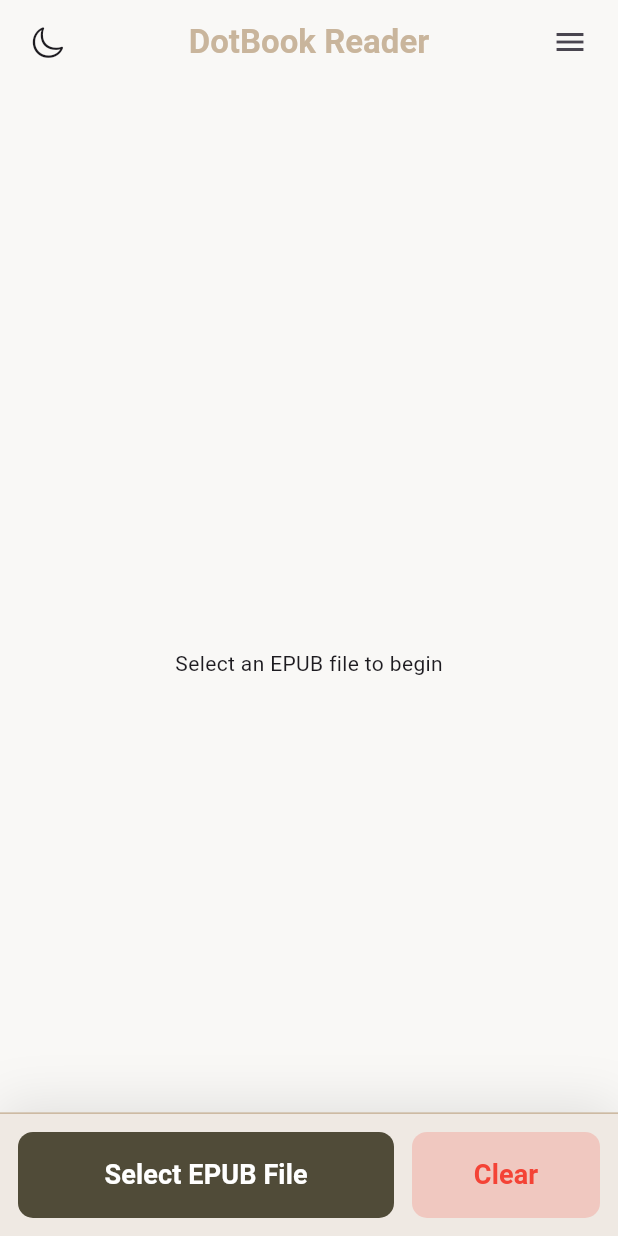
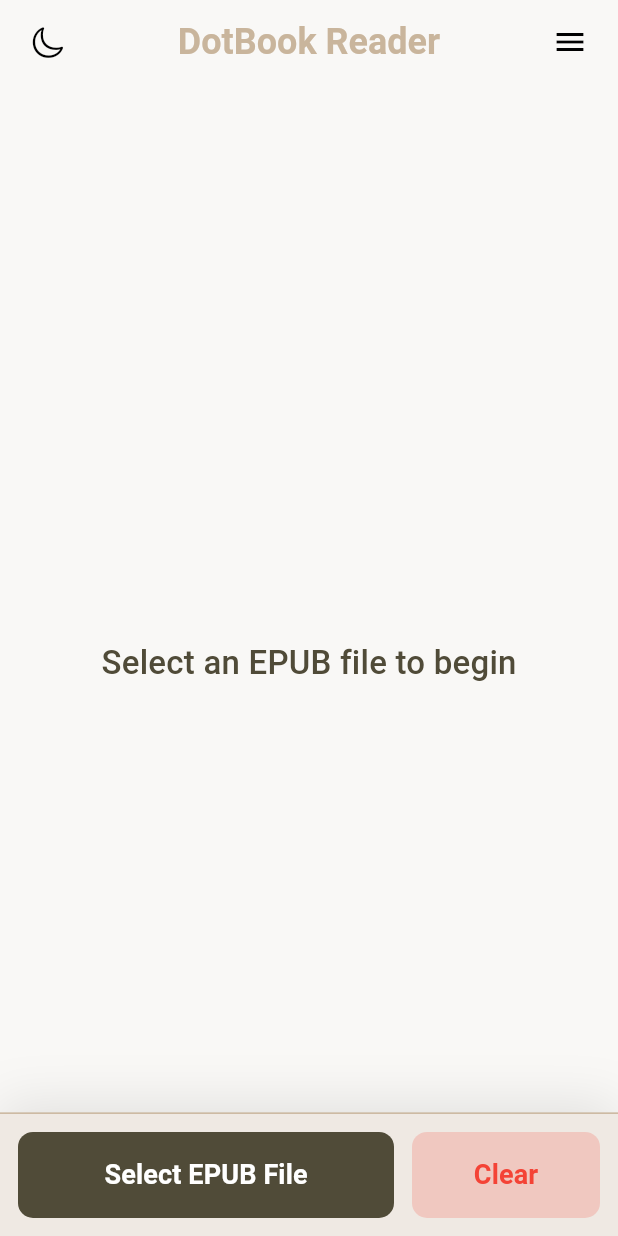
Before and after one commit to ardavan8102/dotbook, a Flutter app: the screen it shows after launch, on a phone screen of 412 x 824 dp. Run offline on Flutter 3.47's test engine with Material 3 defaults, Android fonts, the phone set to English and light mode, and no system bars; our stand-ins replace file_picker, flutter_spinkit, flutter_widget_from_html, get, package_info_plus; missing offline and left inert: epubx.

Commit message:
finished: dark mode added

```diff
--- a/lib/bindings.dart
+++ b/lib/bindings.dart
@@ -1,3 +1,4 @@
+import 'package:dotbook/core/controllers/app_theme_controller.dart';
 import 'package:dotbook/core/controllers/drawer_menu_controller.dart';
 import 'package:dotbook/core/controllers/home_controller.dart';
 import 'package:get/get.dart';
@@ -7,5 +8,6 @@ class HomeBinding extends Bindings {
   void dependencies() {
     Get.put(HomeController(), permanent: true);
     Get.put(DrawerMenuController(), permanent: true);
+    Get.put(AppThemeController(), permanent: true);
   }
 }
--- a/lib/consts/colors.dart
+++ b/lib/consts/colors.dart
@@ -2,9 +2,17 @@ import 'package:flutter/material.dart';
 
 class AppSolidColors {
 
+  // General
   static const Color darkCreama = Color(0xffC9B59C);
   static const Color lightCreama = Color(0xffEFE9E3);
   static const Color accent = Color(0xff504B38);
+
+  // light
   static const Color lightBackGround = Color(0xffF9F8F6);
 
+
+  // Dark
+  static const Color darkBackGround = Color(0xff000000);
+  static const Color darkBorder = Color.fromARGB(255, 80, 80, 80);
+  static const Color darkScaffoldBackground = Color(0xff131313);
 }
--- /dev/null
+++ b/lib/core/controllers/app_theme_controller.dart
@@ -0,0 +1,18 @@
+import 'package:flutter/material.dart';
+import 'package:get/get.dart';
+
+class AppThemeController extends GetxController {
+
+  final isDark = false.obs;
+
+  void toggleTheme(){
+
+    isDark.value = !isDark.value;
+
+    Get.changeThemeMode(
+      isDark.value ? ThemeMode.dark : ThemeMode.light,
+    );
+
+  }
+
+}
--- a/lib/core/theme/app_theme.dart
+++ /dev/null
@@ -1,28 +0,0 @@
-import 'package:dotbook/core/theme/app_typography.dart';
-import 'package:flutter/material.dart';
-
-class AppTheme {
-
-  static ThemeData mainTheme = ThemeData(
-
-    fontFamily: 'Roboto',
-
-    textTheme: TextTheme(
-
-      // headlines
-      headlineLarge: AppTypography.headlineBIG,
-      headlineMedium: AppTypography.headlineMEDIUM,
-      headlineSmall: AppTypography.headlineSMALL,
-
-
-
-      // Labels
-      labelLarge: AppTypography.labelBIG,
-      labelMedium: AppTypography.labelMEDIUM,
-      labelSmall: AppTypography.labelSMALL,
-
-    ),
-
-  );
-
-}
--- /dev/null
+++ b/lib/core/theme/dark_theme.dart
@@ -0,0 +1,39 @@
+import 'package:dotbook/consts/colors.dart';
+import 'package:dotbook/core/theme/app_typography.dart';
+import 'package:flutter/material.dart';
+
+class DarkTheme {
+
+  static ThemeData darkTheme = ThemeData(
+
+    scaffoldBackgroundColor: AppSolidColors.darkScaffoldBackground,
+    primaryColor: AppSolidColors.darkCreama,
+
+    fontFamily: 'Poppins',
+
+    iconTheme: IconThemeData(
+      color: Colors.white
+    ),
+
+    textTheme: TextTheme(
+
+      // headlines
+      headlineLarge: DarkAppTypography.headlineBIG,
+      headlineMedium: DarkAppTypography.headlineMEDIUM,
+      headlineSmall: DarkAppTypography.headlineSMALL,
+
+      // Titles
+      titleLarge: DarkAppTypography.titleBIG,
+      titleMedium: DarkAppTypography.titleMEDIUM,
+      titleSmall: DarkAppTypography.titleSMALL,
+
+      // Labels
+      labelLarge: DarkAppTypography.labelBIG,
+      labelMedium: DarkAppTypography.labelMEDIUM,
+      labelSmall: DarkAppTypography.labelSMALL,
+
+    ),
+
+  );
+
+}
--- /dev/null
+++ b/lib/core/theme/light_theme.dart
@@ -0,0 +1,39 @@
+import 'package:dotbook/consts/colors.dart';
+import 'package:dotbook/core/theme/app_typography.dart';
+import 'package:flutter/material.dart';
+
+class LightTheme {
+
+  static ThemeData lightTheme = ThemeData(
+
+    scaffoldBackgroundColor: AppSolidColors.lightBackGround,
+    primaryColor: AppSolidColors.darkCreama,
+
+    fontFamily: 'Roboto',
+
+    iconTheme: IconThemeData(
+      color: Colors.black
+    ),
+
+    textTheme: TextTheme(
+
+      // headlines
+      headlineLarge: LightAppTypography.headlineBIG,
+      headlineMedium: LightAppTypography.headlineMEDIUM,
+      headlineSmall: LightAppTypography.headlineSMALL,
+
+      // Titles
+      titleLarge: LightAppTypography.titleBIG,
+      titleMedium: LightAppTypography.titleMEDIUM,
+      titleSmall: LightAppTypography.titleSMALL,
+
+      // Labels
+      labelLarge: LightAppTypography.labelBIG,
+      labelMedium: LightAppTypography.labelMEDIUM,
+      labelSmall: LightAppTypography.labelSMALL,
+
+    ),
+
+  );
+
+}
--- /dev/null
+++ b/lib/core/theme/main_app_theme.dart
@@ -0,0 +1,11 @@
+import 'package:dotbook/core/theme/dark_theme.dart';
+import 'package:dotbook/core/theme/light_theme.dart';
+import 'package:flutter/material.dart';
+
+class AppTheme {
+
+  static ThemeData lightTheme = LightTheme.lightTheme;
+
+  static ThemeData darkTheme = DarkTheme.darkTheme;
+
+}
--- a/lib/main.dart
+++ b/lib/main.dart
@@ -1,6 +1,6 @@
 import 'package:dotbook/core/routes/app_pages.dart';
 import 'package:dotbook/core/routes/app_routes.dart';
-import 'package:dotbook/core/theme/app_theme.dart';
+import 'package:dotbook/core/theme/main_app_theme.dart';
 import 'package:flutter/material.dart';
 import 'package:get/get.dart';
 
@@ -15,7 +15,11 @@ class MyApp extends StatelessWidget {
   Widget build(BuildContext context) {
     return GetMaterialApp(
       debugShowCheckedModeBanner: false,
-      theme: AppTheme.mainTheme,
+
+      theme: AppTheme.lightTheme,
+      darkTheme: AppTheme.darkTheme,
+      themeMode: ThemeMode.light,
+
       initialRoute: AppRoutes.splash,
       getPages: AppPages.pages,
     );
--- a/lib/presentation/views/chapter_content.dart
+++ b/lib/presentation/views/chapter_content.dart
@@ -37,7 +37,6 @@ class _ChapterContentPageState extends State<ChapterContentPage> {
   Widget build(BuildContext context) {
 
     return Scaffold(
-      backgroundColor: AppSolidColors.lightBackGround,
       appBar: AppBarWithReturnIcon(title: chapter.title),
       body: FutureBuilder<String>(
         future: chapterFuture,
--- a/lib/presentation/views/file_center.dart
+++ b/lib/presentation/views/file_center.dart
@@ -1,4 +1,3 @@
-import 'package:dotbook/consts/colors.dart';
 import 'package:dotbook/presentation/widgets/appbar/appbar_with_return_icon.dart';
 import 'package:dotbook/presentation/widgets/cards/file_center_card_box.dart';
 import 'package:flutter/cupertino.dart';
@@ -15,7 +14,6 @@ class FileCenterPage extends StatelessWidget {
 
     return Scaffold(
       appBar: AppBarWithReturnIcon(title: 'File Center'),
-      backgroundColor: AppSolidColors.lightBackGround,
       body: SafeArea(
         child: Container(
           height: size.height,
--- a/lib/presentation/views/home_screen.dart
+++ b/lib/presentation/views/home_screen.dart
@@ -1,5 +1,6 @@
 import 'package:dotbook/consts/colors.dart';
 import 'package:dotbook/consts/strings.dart';
+import 'package:dotbook/core/controllers/app_theme_controller.dart';
 import 'package:dotbook/core/controllers/home_controller.dart';
 import 'package:dotbook/core/models/chapter_meta.dart';
 import 'package:dotbook/presentation/views/chapter_content.dart';
@@ -10,22 +11,25 @@
 import 'package:flutter/material.dart';
 import 'package:get/get.dart';
 
-final GlobalKey<ScaffoldState> scaffoldKey = GlobalKey<ScaffoldState>();
 
 class HomeScreen extends StatelessWidget {
   HomeScreen({super.key});
 
   final HomeController controller = Get.find<HomeController>();
+  final AppThemeController appThemeController = Get.find<AppThemeController>();
+
+  final _scaffoldKey = GlobalKey<ScaffoldState>();
 
   @override
   Widget build(BuildContext context) {
+
     var size = MediaQuery.of(context).size;
+    var textTheme = Theme.of(context).textTheme;
 
     return Scaffold(
-      key: scaffoldKey,
+      key: _scaffoldKey,
       drawer: CustomDrawerMenu(),
-      backgroundColor: AppSolidColors.lightBackGround,
-      appBar: CustomMainAppBar(title: AppStrings.brandName, globalKey: scaffoldKey),
+      appBar: CustomMainAppBar(title: AppStrings.brandName, globalKey: _scaffoldKey),
       body: SafeArea(
         child: Stack(
           children: [
@@ -36,8 +40,11 @@
               }
 
               if (controller.chapters.isEmpty) {
-                return const Center(
-                  child: Text('Select an EPUB file to begin'),
+                return Center(
+                  child: Text(
+                    'Select an EPUB file to begin',
+                    style: textTheme.titleMedium,
+                  ),
                 );
               }
 
@@ -65,7 +72,7 @@
                           },
                           splashColor: AppSolidColors.darkCreama,
                           highlightColor: AppSolidColors.darkCreama,
-                          child: chaptersListViewTile(chapter)
+                          child: chaptersListViewTile(chapter, textTheme)
                         )
                       ),
                     );
@@ -88,7 +95,7 @@
   }
 
   // Chapter Tile
-  ListTile chaptersListViewTile(ChapterMeta chapter) {
+  ListTile chaptersListViewTile(ChapterMeta chapter, TextTheme textTheme) {
     return ListTile(
       contentPadding: EdgeInsets.fromLTRB(16, 8, 16, 8),
       tileColor: AppSolidColors.darkCreama.withValues(alpha: .2),
@@ -98,9 +105,7 @@
       ),
       title: Text(
         chapter.title,
-        style: TextStyle(
-          color: AppSolidColors.accent,
-        ),
+        style: textTheme.labelMedium,
       ),
       trailing: Container(
         padding: EdgeInsets.all(8),
@@ -122,9 +127,16 @@
       padding: const EdgeInsets.all(12),
       height: size.height * .1,
       decoration: BoxDecoration(
-        color: AppSolidColors.lightCreama,
+        color: appThemeController.isDark.value == true
+          ? AppSolidColors.darkBackGround
+          : AppSolidColors.lightCreama,
         border: Border(
-          top: BorderSide(width: 1, color: AppSolidColors.darkCreama),
+          top: BorderSide(
+            width: 1,
+            color: appThemeController.isDark.value == true
+              ? AppSolidColors.darkBorder
+              : AppSolidColors.darkCreama
+          ),
         ),
         boxShadow: [
           BoxShadow(
--- a/lib/presentation/widgets/appbar/main_appbar.dart
+++ b/lib/presentation/widgets/appbar/main_appbar.dart
@@ -1,6 +1,8 @@
 import 'package:dotbook/consts/colors.dart';
+import 'package:dotbook/core/controllers/app_theme_controller.dart';
 import 'package:dotbook/core/controllers/drawer_menu_controller.dart';
-import 'package:flutter/cupertino.dart';
+import 'package:dotbook/presentation/widgets/button/change_theme_button.dart';
+import 'package:dotbook/presentation/widgets/custom_icon.dart';
 import 'package:flutter/material.dart';
 import 'package:get/get.dart';
 
@@ -11,15 +13,21 @@ class CustomMainAppBar extends StatelessWidget implements PreferredSizeWidget {
   final GlobalKey<ScaffoldState> globalKey;
 
   final DrawerMenuController controller = Get.find<DrawerMenuController>();
+  final AppThemeController appThemeController = Get.find<AppThemeController>();
 
   @override
   Widget build(BuildContext context) {
+
+    var theme = Theme.of(context);
+
     return AppBar(
       elevation: 0,
       automaticallyImplyLeading: false,
       automaticallyImplyActions: false,
-      scrolledUnderElevation: 0,
-      backgroundColor: AppSolidColors.lightBackGround,
+      scrolledUnderElevation: 1,
+      backgroundColor: appThemeController.isDark.value == true
+        ? AppSolidColors.darkScaffoldBackground
+        :AppSolidColors.lightBackGround,
       title: Text(
         title,
         style: TextStyle(
@@ -34,14 +42,7 @@ class CustomMainAppBar extends StatelessWidget implements PreferredSizeWidget {
             width: 20,
           ),
 
-          GestureDetector(
-            onTap: (){
-
-            },
-            child: const Icon(
-              CupertinoIcons.moon,
-            ),
-          ),
+          AppChangeThemeButton(appThemeController: appThemeController, theme: theme),
         ],
       ),
       actions: [
@@ -49,7 +50,7 @@ class CustomMainAppBar extends StatelessWidget implements PreferredSizeWidget {
           onTap: () {
             controller.toggle(globalKey);
           },
-          child: const Icon(Icons.menu)
+          child: CustomIcon(icon: Icons.menu)
         ),
 
         const SizedBox(
--- /dev/null
+++ b/lib/presentation/widgets/button/change_theme_button.dart
@@ -0,0 +1,28 @@
+import 'package:dotbook/core/controllers/app_theme_controller.dart';
+import 'package:dotbook/presentation/widgets/custom_icon.dart';
+import 'package:flutter/cupertino.dart';
+import 'package:flutter/material.dart';
+import 'package:get/get.dart';
+
+class AppChangeThemeButton extends StatelessWidget {
+  const AppChangeThemeButton({
+    super.key,
+    required this.appThemeController,
+    required this.theme,
+  });
+
+  final AppThemeController appThemeController;
+  final ThemeData theme;
+
+  @override
+  Widget build(BuildContext context) {
+    return Obx(
+      () => GestureDetector(
+        onTap: appThemeController.toggleTheme,
+        child: appThemeController.isDark.value == true
+          ? CustomIcon(icon: CupertinoIcons.sun_max)
+          : CustomIcon(icon: CupertinoIcons.moon),
+      ),
+    );
+  }
+}
--- /dev/null
+++ b/lib/presentation/widgets/custom_icon.dart
@@ -0,0 +1,21 @@
+import 'package:flutter/material.dart';
+
+class CustomIcon extends StatelessWidget {
+  const CustomIcon({
+    super.key,
+    required this.icon,
+  });
+
+  final IconData icon;
+
+  @override
+  Widget build(BuildContext context) {
+
+    var theme = Theme.of(context);
+
+    return Icon(
+      icon,
+      color: theme.iconTheme.color,
+    );
+  }
+}
```
Also changed, not shown: lib/core/theme/app_typography.dart (+78 -4 lines), lib/presentation/widgets/appbar/appbar_with_return_icon.dart (+24 -2 lines).
